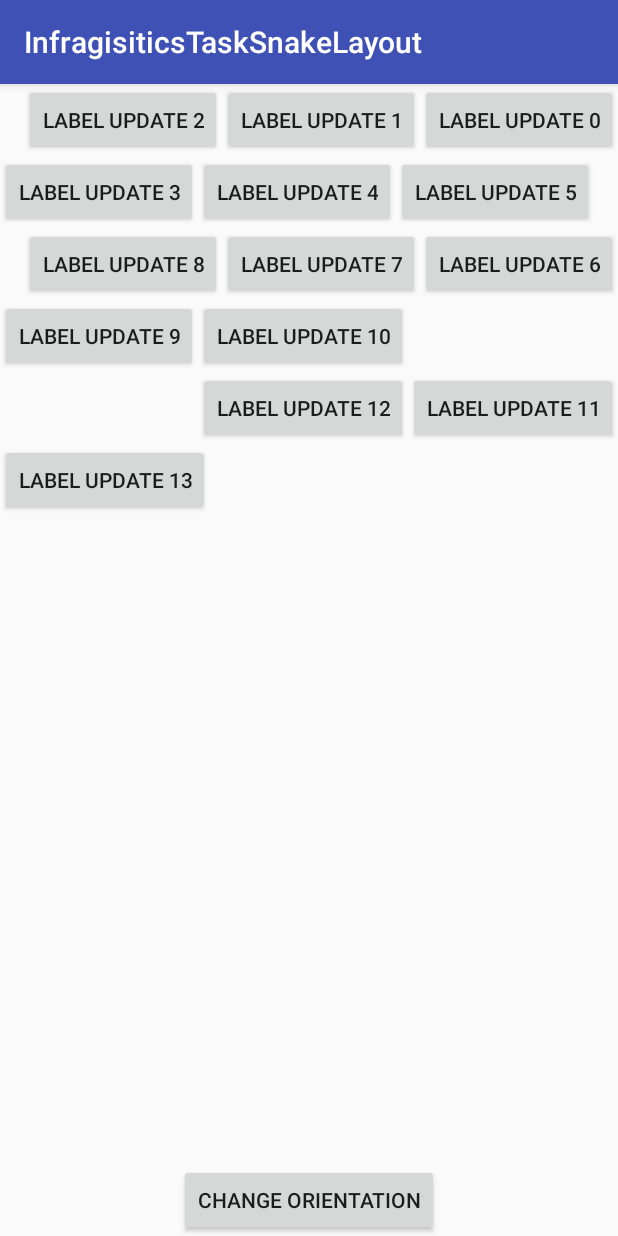
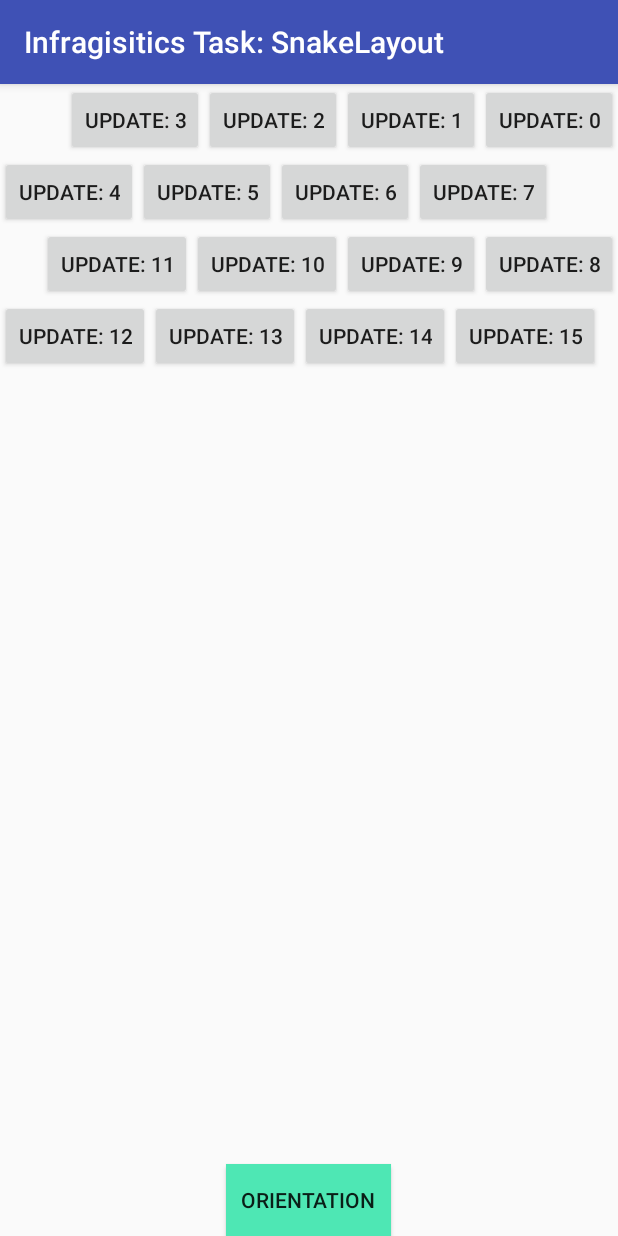
Before and after one commit to dinzdale/SnakeLayout, an Android app: the screen it shows after launch (MainActivity), on a phone screen of 412 x 824 dp. Run offline under Robolectric (Android 15) with nearby library versions, the phone set to English and light mode, and no system bars; our stand-ins replace data binding; 25 statements that could not run were skipped.

Commit message:
Final implementation 1

```diff
--- a/app/src/main/java/com/snakelayout/gary_jacobs/infragisiticstasksnakelayout/MainActivity.java
+++ b/app/src/main/java/com/snakelayout/gary_jacobs/infragisiticstasksnakelayout/MainActivity.java
@@ -15,12 +15,17 @@ import android.widget.Button;
 import com.snakelayout.gary_jacobs.infragisiticstasksnakelayout.databinding.ActivityMainBinding;
 import com.snakelayout.gary_jacobs.infragisiticstasksnakelayout.model.ButtonModelView;
 
+import java.util.concurrent.ExecutorService;
+import java.util.concurrent.Executors;
+import java.util.concurrent.TimeUnit;
+
 public class MainActivity extends AppCompatActivity {
 
 
     private SnakeLayout snakeLayout; // Snake Layout used to display a list of views
     private ButtonModelView buttonModelView; // ModelView bound to display UI elements
     private Button orientation_btn;
+    private ExecutorService executorService = Executors.newSingleThreadExecutor();
 
     @Override
     protected void onCreate(Bundle savedInstanceState) {
@@ -41,27 +46,40 @@ public class MainActivity extends AppCompatActivity {
     @Override
     protected void onResume() {
         super.onResume();
-        loadData.start();
-    }
 
-    /**
-     * Simple background thread that updates button data through the ButtonModelView. This will update
-     * the displayed buttons size (increasing margin widths, heights and label). No UI element is updated
-     * directly!
-     */
-    Thread loadData = new Thread(new Runnable() {
+//          Simple background thread that updates button data through the ButtonModelView. This will update
+//          the displayed buttons size (increasing margin widths, heights and label). No UI element is updated
+//          directly!
+
+        executorService.execute(new Runnable() {
             @Override
             public void run() {
+                while (true) {
                     for (int i = 0; i < 3; i++) {
                         for (int x = 0; x < 17; x++) {
-                    buttonModelView.setButtonValues(x, "Label Update " + (x + i), x % 2);
+                            buttonModelView.setButtonValues(x, "UPDATE: " + (x + i), x % 2);
                         }
                         try {
                             Thread.sleep(1000 * 3);
-                } catch (Exception ex) {
-                    Log.d("10", "Error in Thread", ex);
+                        } catch (InterruptedException ex) {
+                            Log.d(null, ex.getMessage(), ex);
+                        }
                     }
                 }
             }
         });
     }
+
+    @Override
+    protected void onPause() {
+        super.onPause();
+        executorService.shutdown();
+        try {
+            executorService.awaitTermination(3, TimeUnit.SECONDS);
+        } catch (InterruptedException ie) {
+            Log.d(null, ie.getMessage(), ie);
+        }
+    }
+
+
+}
--- a/app/src/main/res/layout/activity_main.xml
+++ b/app/src/main/res/layout/activity_main.xml
@@ -120,6 +120,20 @@
                     android:paddingTop="@{buttonVM.buttonMarginList[13] == 0 ? @dimen/button_width_small : @dimen/button_width_medium }"
                     android:text="@{buttonVM.buttonLabelList[13]}" />
 
+                <Button
+                    android:layout_width="wrap_content"
+                    android:layout_height="wrap_content"
+                    android:paddingLeft="@{buttonVM.buttonMarginList[14] == 0 ? @dimen/button_width_small : @dimen/button_width_large }"
+                    android:paddingRight="@{buttonVM.buttonMarginList[14] == 0 ? @dimen/button_width_large : @dimen/button_width_large }"
+                    android:text="@{buttonVM.buttonLabelList[14]}" />
+
+                <Button
+                    android:layout_width="wrap_content"
+                    android:layout_height="wrap_content"
+                    android:paddingTop="@{buttonVM.buttonMarginList[15] == 0 ? @dimen/button_width_large : @dimen/button_width_large }"
+                    android:paddingBottom="@{buttonVM.buttonMarginList[15] == 0 ? @dimen/button_width_large : @dimen/button_width_large }"
+                    android:text="@{buttonVM.buttonLabelList[15]}" />
+
             </com.snakelayout.gary_jacobs.infragisiticstasksnakelayout.SnakeLayout>
         </ScrollView>
 
@@ -128,7 +142,9 @@
             android:layout_width="wrap_content"
             android:layout_height="wrap_content"
             android:layout_gravity="center"
-            android:text="change orientation"/>
+            android:background="#4ee7b4"
+            android:text="@string/change_orientation_label"
+            android:padding="@dimen/button_width_small" />
 
     </LinearLayout>
 </layout>
--- a/app/src/main/res/values/strings.xml
+++ b/app/src/main/res/values/strings.xml
@@ -1,3 +1,4 @@
 <resources>
-    <string name="app_name">InfragisiticsTaskSnakeLayout</string>
+    <string name="app_name">Infragisitics Task: SnakeLayout</string>
+    <string name="change_orientation_label">orientation</string>
 </resources>
```
Also changed, not shown: app/src/main/java/com/snakelayout/gary_jacobs/infragisiticstasksnakelayout/model/ButtonModelView.java (+8 -0 lines). Lines whose indentation alone changed are shown as unchanged.
